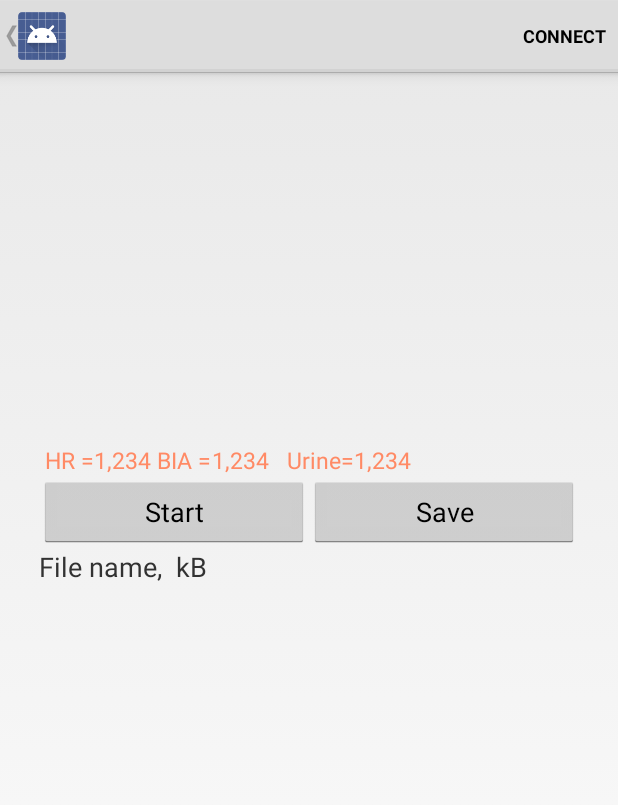
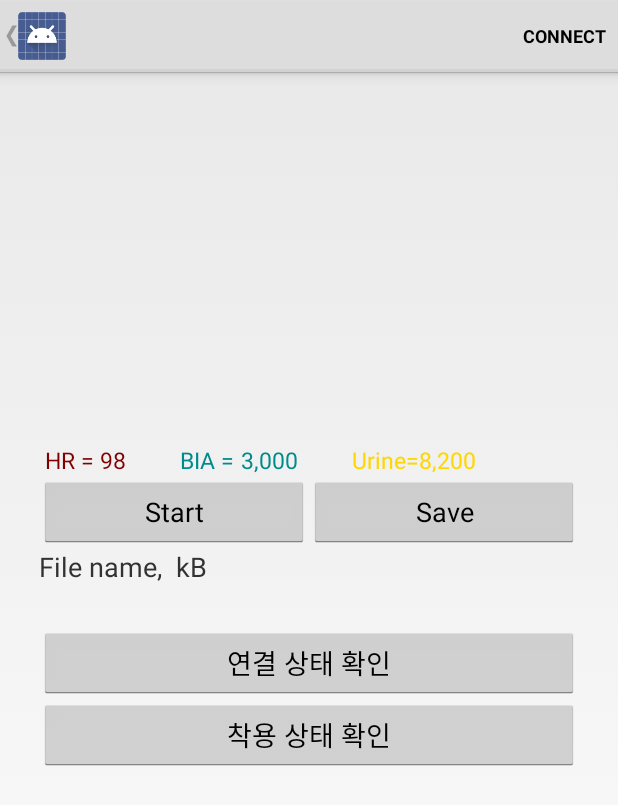
Before and after one commit to thlee-cs/NE_BELT_for_USER, an Android app: the DeviceControlActivity screen opened directly, with no data from a screen before it, on a phone screen of 412 x 824 dp. Shown: the top 805 px of the screen. Run offline under Robolectric (Android 15) with nearby library versions, the phone set to English and light mode, and no system bars; libraries missing offline, so code that uses them is left out: org.achartengine, org.achartengine.chart, org.achartengine.model, org.achartengine.renderer; 18 statements that could not run were skipped.

Commit message:
Rejected commit: Default

```diff
--- a/Application/src/main/java/com/example/android/bluetoothlegatt/DeviceControlActivity.java
+++ b/Application/src/main/java/com/example/android/bluetoothlegatt/DeviceControlActivity.java
@@ -121,7 +121,18 @@ public class DeviceControlActivity extends Activity {
     private int[] ecgDataArray = new int[EcgDataListSize];
     private int[] moiDataArray = new int[MoiDataListSize];
 
-
+//    public long updateTimeMillis;
+//    public static final String STRSAVEPATH = Environment.getExternalStorageDirectory()+"/NE_BELT APP/";
+//    public String filename;
+//
+//    private final String LIST_NAME = "NE_BELT1";
+//    private final String LIST_UUID = "00002902-0000-1000-8000-00805f9b34fb";
+//
+//    public final static UUID UUID_SERVICE_MARGAUXL =
+//            UUID.fromString(SampleGattAttributes.SERVICE_MARGAUXL);
+//    public static String READ = "0783b03e-8535-b5a0-7140-a304d2495cb8";
+//    public static String WRITE = "0783b03e-8535-b5a0-7140-a304d2495cba";
+//    public static String FLOW_CTRL = "0783b03e-8535-b5a0-7140-a304d2495cb9";
 
     private static String[] STORAGE_PERMISSION = {
             Manifest.permission.WRITE_EXTERNAL_STORAGE,
@@ -166,7 +177,7 @@ public class DeviceControlActivity extends Activity {
                 mConnected = false;
                 //updateConnectionState(R.string.disconnected);
                 invalidateOptionsMenu();
-                clearUI();
+               // clearUI();
             } else if (BluetoothLeService.ACTION_GATT_SERVICES_DISCOVERED.equals(action)) {
                 // Show all the supported services and characteristics on the user interface.
                 getGattServices(mBluetoothLeService.getSupportedGattServices());
--- a/Application/src/main/res/layout/gatt_services_characteristics.xml
+++ b/Application/src/main/res/layout/gatt_services_characteristics.xml
@@ -83,45 +83,45 @@
                     android:id="@+id/textView_HR"
                     android:layout_width="wrap_content"
                     android:layout_height="wrap_content"
-                    android:text=" HR ="
+                    android:text=" HR = "
                     android:textAppearance="?android:attr/textAppearanceLarge"
-                    android:textColor="#ffff8a65"
+                    android:textColor="#800000"
                     android:textSize="15dp" />
 
                 <TextView
                     android:id="@+id/textView_heartrate"
                     android:layout_width="wrap_content"
                     android:layout_height="wrap_content"
-                    android:text="1,234"
+                    android:text="98"
                     android:textAppearance="?android:attr/textAppearanceLarge"
-                    android:textColor="#ffff8a65"
+                    android:textColor="#800000"
                     android:textSize="15dp" />
 
                 <TextView
                     android:id="@+id/textView_BIA"
                     android:layout_width="wrap_content"
                     android:layout_height="wrap_content"
-                    android:text=" BIA ="
+                    android:text="         BIA = "
                     android:textAppearance="?android:attr/textAppearanceLarge"
-                    android:textColor="#ffff8a65"
+                    android:textColor="#008b8b"
                     android:textSize="15dp" />
 
                 <TextView
                     android:id="@+id/textView_bodyImpedance"
                     android:layout_width="wrap_content"
                     android:layout_height="wrap_content"
-                    android:text="1,234"
+                    android:text="3,000"
                     android:textAppearance="?android:attr/textAppearanceLarge"
-                    android:textColor="#ffff8a65"
+                    android:textColor="#008b8b"
                     android:textSize="15dp" />
 
                 <TextView
                     android:id="@+id/textView_Urine"
                     android:layout_width="wrap_content"
                     android:layout_height="wrap_content"
-                    android:text="   Urine="
+                    android:text="         Urine="
                     android:textAppearance="?android:attr/textAppearanceLarge"
-                    android:textColor="#ffff8a65"
+                    android:textColor="#ffd700"
                     android:textSize="15dp" />
 
                 <TextView
@@ -129,9 +129,9 @@
                     android:layout_width="wrap_content"
                     android:layout_height="wrap_content"
                     android:layout_weight="1"
-                    android:text="1,234"
+                    android:text="8,200"
                     android:textAppearance="?android:attr/textAppearanceLarge"
-                    android:textColor="#ffff8a65"
+                    android:textColor="#ffd700"
                     android:textSize="15dp" />
             </LinearLayout>
 
@@ -168,6 +168,31 @@
         </LinearLayout>
 
     </LinearLayout>
+
+    <LinearLayout
+        android:layout_width="match_parent"
+        android:layout_height="match_parent"
+        android:layout_marginLeft="16dip"
+        android:layout_marginRight="16dip"
+        android:layout_marginTop="8dip"
+        android:layout_marginBottom="20dip"
+        android:orientation="vertical">
+
+        <Button
+            android:id="@+id/connect_confirm"
+            android:layout_width="match_parent"
+            android:layout_height="wrap_content"
+            android:layout_weight="1"
+            android:text="연결 상태 확인" />
+
+        <Button
+            android:id="@+id/put_confirm"
+            android:layout_width="match_parent"
+            android:layout_height="wrap_content"
+            android:layout_weight="1"
+            android:text="착용 상태 확인" />
+
+        </LinearLayout>
 
 
     <!--<LinearLayout android:orientation="horizontal"-->
```
